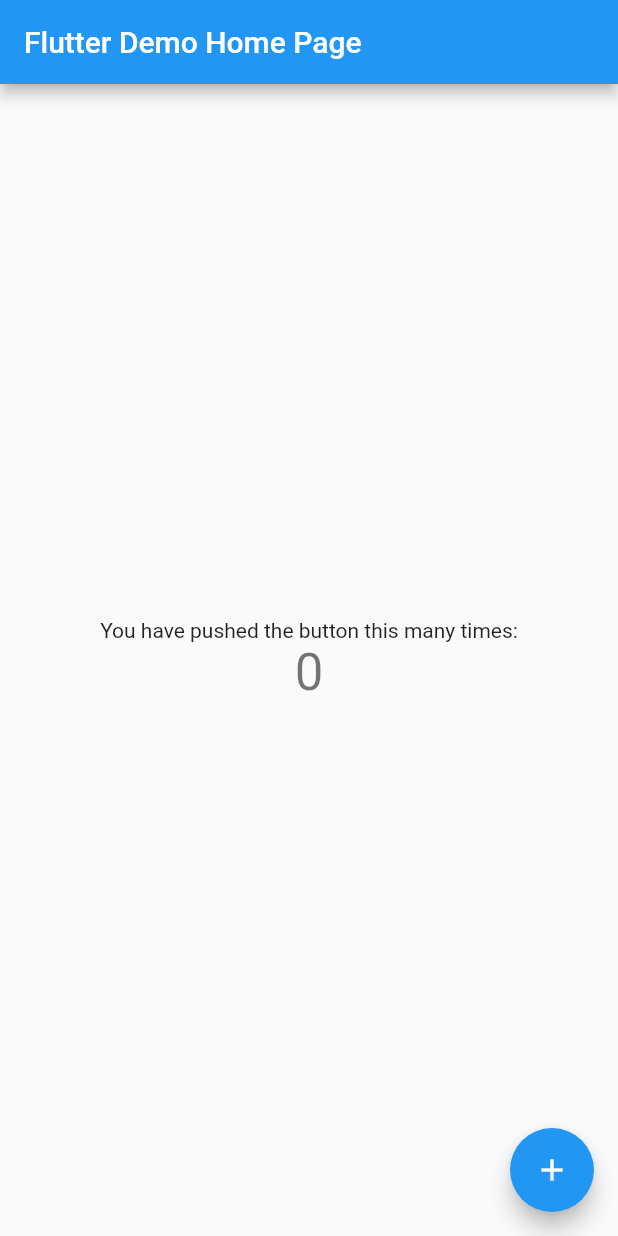
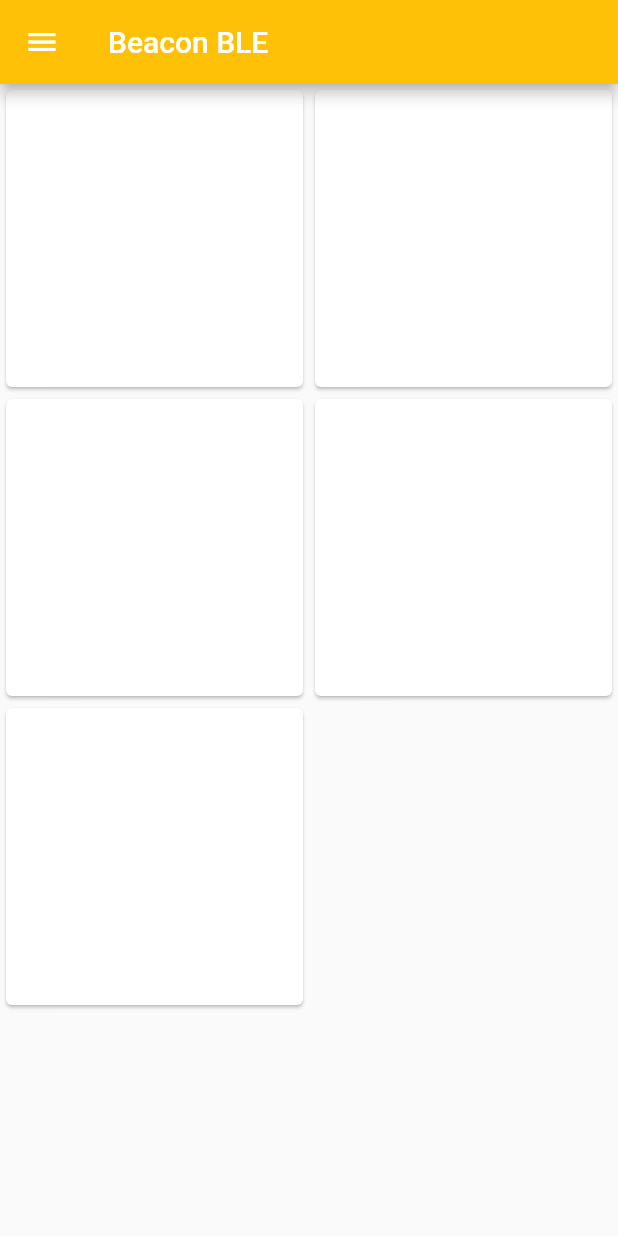
Before and after one commit to STB1019/Flutter-Beacon, a Flutter app: the screen it shows after launch, on a phone screen of 412 x 824 dp. Run offline on Flutter 3.47's test engine with Material 2 defaults, Android fonts, the phone set to English and light mode, and no system bars.

Commit message:
first idea of graphics

```diff
--- a/lib/main.dart
+++ b/lib/main.dart
@@ -1,117 +1,46 @@
 import 'package:flutter/material.dart';
 
-void main() {
-  runApp(MyApp());
-}
+void main() => runApp(MyApp());
 
 class MyApp extends StatelessWidget {
-  // This widget is the root of your application.
   @override
   Widget build(BuildContext context) {
     return MaterialApp(
-      title: 'Flutter Demo',
-      theme: ThemeData(
-        // This is the theme of your application.
-        //
-        // Try running your application with "flutter run". You'll see the
-        // application has a blue toolbar. Then, without quitting the app, try
-        // changing the primarySwatch below to Colors.green and then invoke
-        // "hot reload" (press "r" in the console where you ran "flutter run",
-        // or simply save your changes to "hot reload" in a Flutter IDE).
-        // Notice that the counter didn't reset back to zero; the application
-        // is not restarted.
-        primarySwatch: Colors.blue,
-        // This makes the visual density adapt to the platform that you run
-        // the app on. For desktop platforms, the controls will be smaller and
-        // closer together (more dense) than on mobile platforms.
-        visualDensity: VisualDensity.adaptivePlatformDensity,
-      ),
-      home: MyHomePage(title: 'Flutter Demo Home Page'),
+      title: 'Beacon BLE',
+      debugShowCheckedModeBanner: false,
+      home: HomePage(),
     );
   }
 }
 
-class MyHomePage extends StatefulWidget {
-  MyHomePage({Key key, this.title}) : super(key: key);
-
-  // This widget is the home page of your application. It is stateful, meaning
-  // that it has a State object (defined below) that contains fields that affect
-  // how it looks.
-
-  // This class is the configuration for the state. It holds the values (in this
-  // case the title) provided by the parent (in this case the App widget) and
-  // used by the build method of the State. Fields in a Widget subclass are
-  // always marked "final".
-
-  final String title;
-
+//I need a stateful widget beacuse screen is going to change if we find a new Beacon
+class HomePage extends StatefulWidget {
   @override
-  _MyHomePageState createState() => _MyHomePageState();
+  _HomePageState createState() => _HomePageState();
 }
 
-class _MyHomePageState extends State<MyHomePage> {
-  int _counter = 0;
+class _HomePageState extends State<HomePage> {
 
-  void _incrementCounter() {
-    setState(() {
-      // This call to setState tells the Flutter framework that something has
-      // changed in this State, which causes it to rerun the build method below
-      // so that the display can reflect the updated values. If we changed
-      // _counter without calling setState(), then the build method would not be
-      // called again, and so nothing would appear to happen.
-      _counter++;
-    });
+  //This method is executed first
+  @override
+  void initState(){
+    super.initState();
+    //here I can fetch datas from Beacons
+    print("This message is printed in initState() method");
   }
 
   @override
-  Widget build(BuildContext context) {
-    // This method is rerun every time setState is called, for instance as done
-    // by the _incrementCounter method above.
-    //
-    // The Flutter framework has been optimized to make rerunning build methods
-    // fast, so that you can just rebuild anything that needs updating rather
-    // than having to individually change instances of widgets.
+  Widget build(BuildContext context){
     return Scaffold(
       appBar: AppBar(
-        // Here we take the value from the MyHomePage object that was created by
-        // the App.build method, and use it to set our appbar title.
-        title: Text(widget.title),
+        title: Text("Beacon BLE"),
+        backgroundColor: Colors.amber,
       ),
-      body: Center(
-        // Center is a layout widget. It takes a single child and positions it
-        // in the middle of the parent.
-        child: Column(
-          // Column is also a layout widget. It takes a list of children and
-          // arranges them vertically. By default, it sizes itself to fit its
-          // children horizontally, and tries to be as tall as its parent.
-          //
-          // Invoke "debug painting" (press "p" in the console, choose the
-          // "Toggle Debug Paint" action from the Flutter Inspector in Android
-          // Studio, or the "Toggle Debug Paint" command in Visual Studio Code)
-          // to see the wireframe for each widget.
-          //
-          // Column has various properties to control how it sizes itself and
-          // how it positions its children. Here we use mainAxisAlignment to
-          // center the children vertically; the main axis here is the vertical
-          // axis because Columns are vertical (the cross axis would be
-          // horizontal).
-          mainAxisAlignment: MainAxisAlignment.center,
-          children: <Widget>[
-            Text(
-              'You have pushed the button this many times:',
-            ),
-            Text(
-              '$_counter',
-              style: Theme.of(context).textTheme.headline4,
-            ),
-          ],
-        ),
-      ),
-      floatingActionButton: FloatingActionButton(
-        onPressed: _incrementCounter,
-        tooltip: 'Increment',
-        child: Icon(Icons.add),
-      ), // This trailing comma makes auto-formatting nicer for build methods.
+      body: GridView.count(
+        crossAxisCount: 2,
+        children: <Widget>[Card(), Card(), Card(), Card(), Card()],
+      ), //shows a grid viex with 2 columns of the widgets I will pass
+      drawer: Drawer(),
     );
   }
 }
```
Also changed, not shown: 1 other file.
